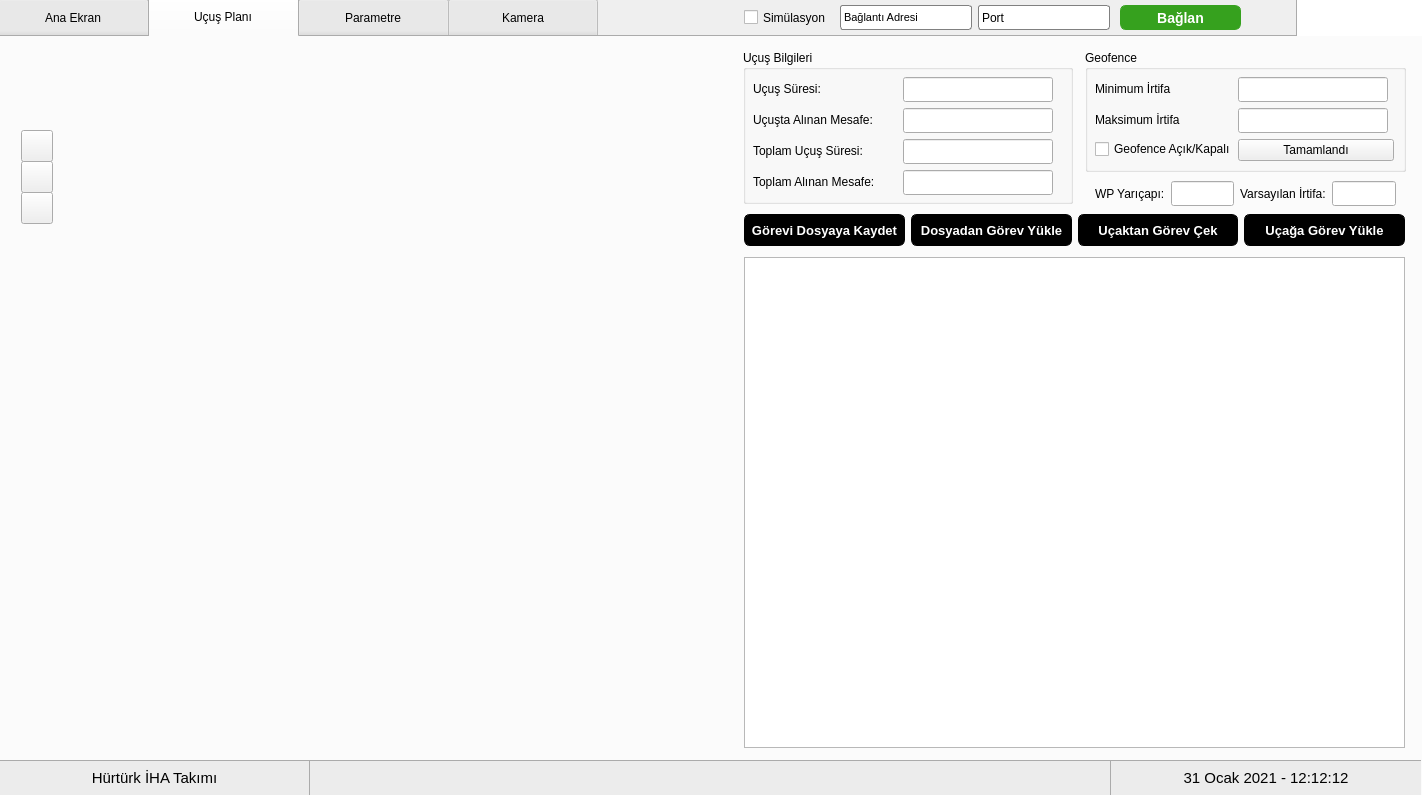
This is design.ui in hurturkiha/otopilot-arayuzu as Qt 5 draws it before an edit. The edited form follows.
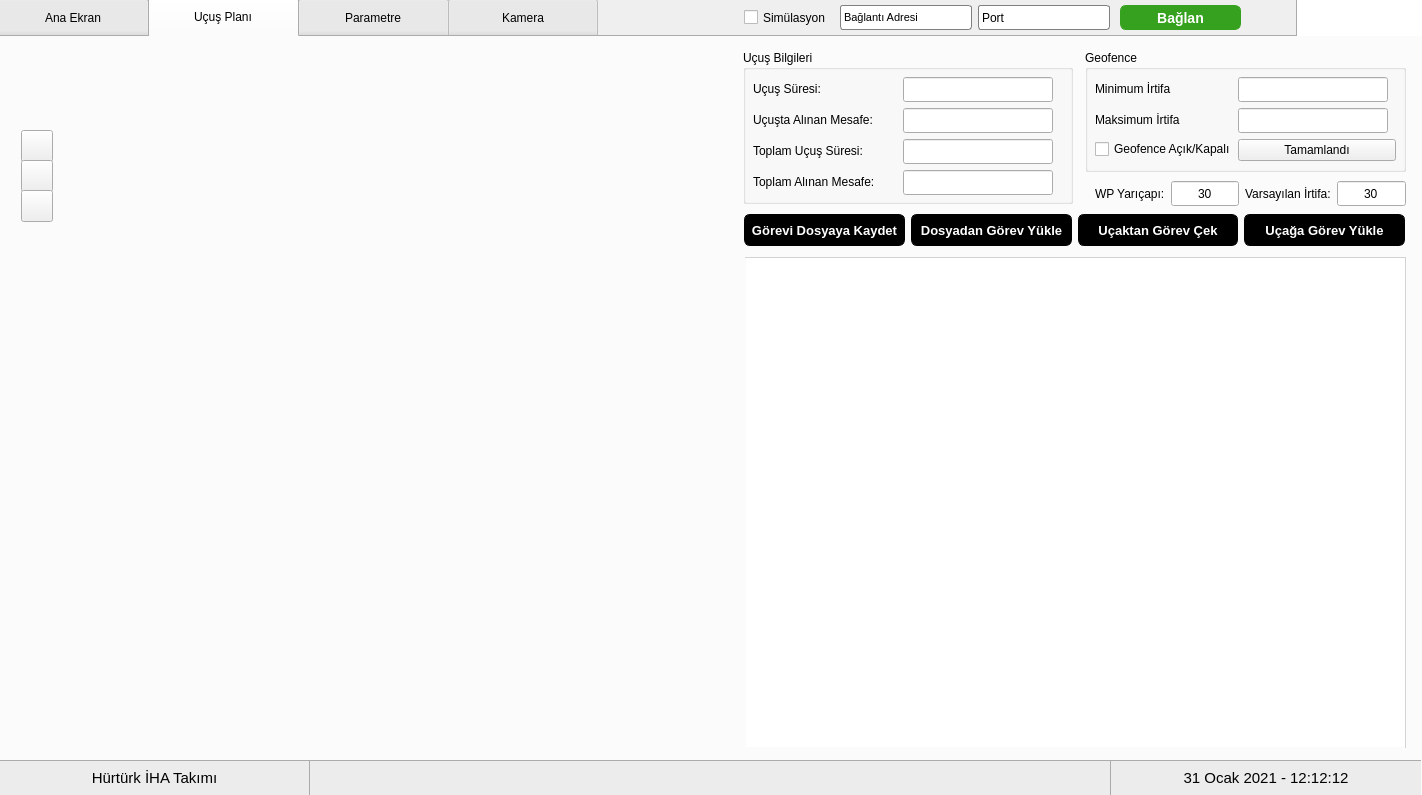
This is the edited form. Icons and pictures are not drawn.

Commit message: add map events, geofence and clear buttons

The edit to the form file:
```diff
--- a/design.ui
+++ b/design.ui
@@ -920,7 +920,7 @@
       <property name="geometry">
        <rect>
         <x>21</x>
-        <y>124</y>
+        <y>123</y>
         <width>32</width>
         <height>32</height>
        </rect>
@@ -943,7 +943,7 @@
       <property name="geometry">
        <rect>
         <x>21</x>
-        <y>155</y>
+        <y>153</y>
         <width>32</width>
         <height>32</height>
        </rect>
@@ -965,24 +965,44 @@
      <widget class="QTableWidget" name="tw_waypoints">
       <property name="geometry">
        <rect>
-        <x>744</x>
+        <x>745</x>
         <y>220</y>
         <width>661</width>
         <height>491</height>
        </rect>
       </property>
       <property name="styleSheet">
-       <string notr="true">QTableCornerButton {
+       <string notr="true">QTableWidget{
+	border-top: 1px solid lightgray;
+	border-right: 1px solid lightgray;
+	outline: 0;
+	selection-background-color: white;
+	color: black;
+}
+
+QTableCornerButton {
     background-color: rgba(255, 255, 255, 0);
 }
 
+QTableWidget::item{
+	border-left: 1px solid lightgray;
+	border-bottom: 1px solid lightgray;
+	color: black;
+}
+
+QTableWidget::item:focus{
+	background-color:transparent;
+	color: black;
+}
+
 QHeaderView::section {
     background-color: rgb(238, 238, 236);
-    padding: 2px;
+    padding: 4px;
     font-size: 9pt;
+	height: 18px;
     border-style: none;
     border-bottom: 1px solid #fffff8;
-    border-right: 1px solid #fffff8;
+	border-left: 1px solid lightgray;
 }
 
 QHeaderView::section:horizontal
@@ -990,15 +1010,18 @@
     border-top: 1px solid #fffff8;
 }
 
-QHeaderView::section:vertical
-{
-    border-left: 1px solid #fffff8;
+QScrollBar:vertical {
+    border: none;
+    background:white;
+	border-radius: 12px;
+    width:6px;
+    margin: 0px 0px 0px 0px;
 }
 
-QTableWidget
-{
-	selection-background-color: rgba(255, 255, 255, 0);
-	selection-color: black;
+QScrollBar::handle:vertical {
+   background: gray;
+    min-height: 0px;
+	border-radius: 12px;
 }</string>
       </property>
      </widget>
@@ -1319,7 +1342,7 @@
         <rect>
          <x>10</x>
          <y>27</y>
-         <width>299</width>
+         <width>301</width>
          <height>98</height>
         </rect>
        </property>
@@ -1404,7 +1427,7 @@
        <rect>
         <x>1095</x>
         <y>143</y>
-        <width>301</width>
+        <width>311</width>
         <height>27</height>
        </rect>
       </property>
@@ -1430,6 +1453,12 @@
            <height>16777215</height>
           </size>
          </property>
+         <property name="text">
+          <string>30</string>
+         </property>
+         <property name="alignment">
+          <set>Qt::AlignCenter</set>
+         </property>
         </widget>
        </item>
        <item>
@@ -1453,6 +1482,12 @@
            <height>16777215</height>
           </size>
          </property>
+         <property name="text">
+          <string>30</string>
+         </property>
+         <property name="alignment">
+          <set>Qt::AlignCenter</set>
+         </property>
         </widget>
        </item>
       </layout>
```
Left out of the diff: 55 changed lines with no effect on the pictures. The commit also changes 5 other files.
